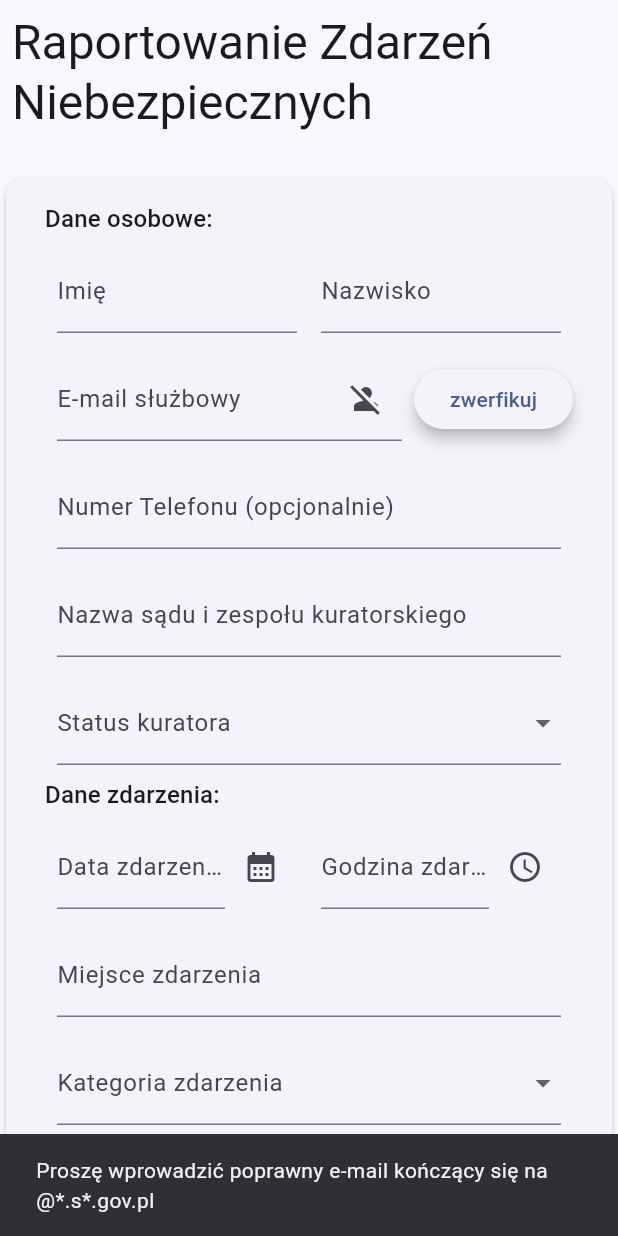
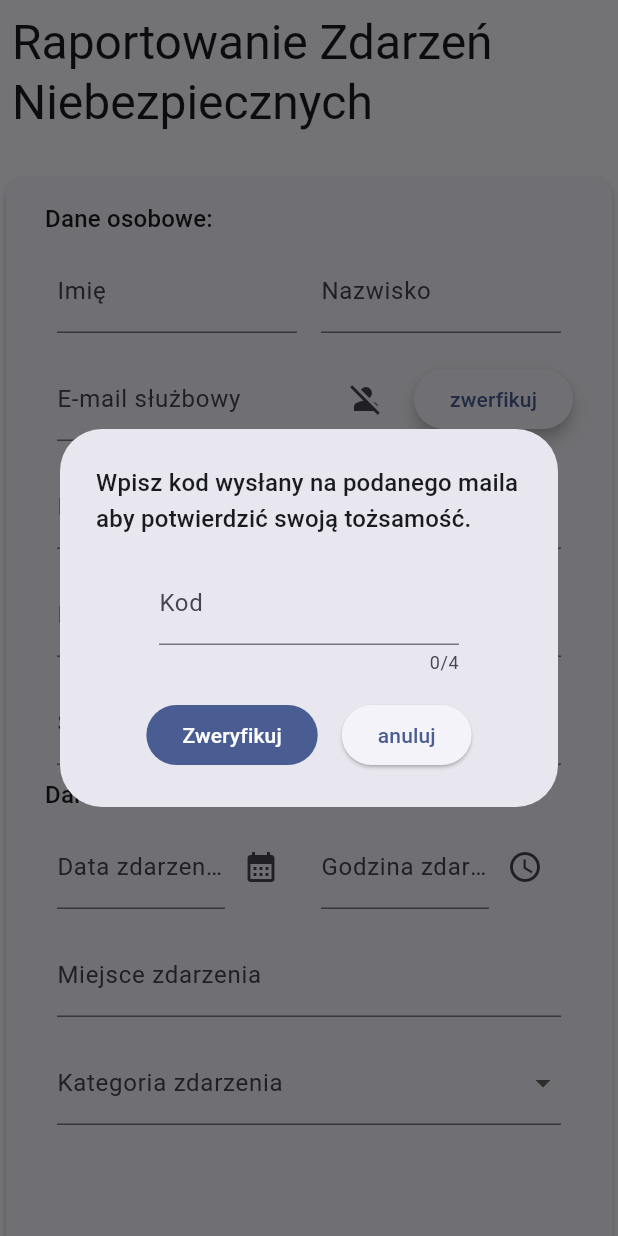
Before and after one commit to MRcoin2/Raportowanie_Zdarzen_Niebezpiecznych, a Flutter app: the screen it shows after launch, after a tap on "zwerfikuj", on a phone screen of 412 x 824 dp. Run offline on Flutter 3.47's test engine with Material 2 defaults, Android fonts, the phone set to English and light mode, and no system bars; our stand-ins replace cloud_firestore, firebase_core, flex_color_scheme; accounts and stored records are empty; generated files the repository leaves out were written again.

Commit message:
changed the look of OTP input field

```diff
--- a/lib/authentication/auth_dialog.dart
+++ b/lib/authentication/auth_dialog.dart
@@ -1,6 +1,5 @@
 import 'dart:convert';
 import 'package:flutter/material.dart';
-import 'package:flutter_verification_code/flutter_verification_code.dart';
 import 'package:http/http.dart' as http;
 import 'secrets/api_key.dart';
 
@@ -14,12 +13,8 @@ enum codeInputStatus {
 Future<bool> verifyCode(String code, String email) async {
   //make a POST request to API_URL/verify-otp with the email and code in the data of the https request
   //if the response is 200, return true, else return false
-  var response = await http
-      .post(Uri.parse('${API_URL}/verify-otp'),
-          body: json.encode({
-            'api_key': API_KEY,
-            'email': email,
-            'otp': code}));
+  var response = await http.post(Uri.parse('${API_URL}/verify-otp'),
+      body: json.encode({'api_key': API_KEY, 'email': email, 'otp': code}));
   if (response.statusCode == 200) {
     return true;
   } else {
@@ -50,9 +45,9 @@ class AuthDialog extends StatefulWidget {
 
 class _AuthDialogState extends State<AuthDialog> {
   String _code = "";
-  bool _onEditing = true;
   bool _verified = false;
   codeInputStatus _status = codeInputStatus.inputting;
+  TextEditingController _codeController = TextEditingController();
 
   @override
   void initState() {
@@ -103,7 +98,10 @@ class _AuthDialogState extends State<AuthDialog> {
                                     ? const Icon(Icons.check_circle_outline,
                                         size: 48.0, color: Colors.green)
                                     : Icon(Icons.no_accounts,
-                                        size: 48.0, color: Theme.of(context).colorScheme.error),
+                                        size: 48.0,
+                                        color: Theme.of(context)
+                                            .colorScheme
+                                            .error),
                               ),
                               ElevatedButton(
                                   onPressed: () {
@@ -138,39 +136,58 @@ class _AuthDialogState extends State<AuthDialog> {
                 child: Column(
                   mainAxisSize: MainAxisSize.min,
                   children: [
-                    const Text(
-                        "Wpisz kod wysłany na podanego maila aby potwierdzić swoją tożsamość."),
                     Padding(
                       padding: const EdgeInsets.all(8.0),
-                      child: VerificationCode(
-                        textStyle: const TextStyle(fontSize: 20.0),
+                      child: Text(
+                        "Wpisz kod wysłany na podanego maila aby potwierdzić swoją tożsamość.",
+                        style: Theme.of(context).textTheme.titleMedium,
+                      ),
+                    ),
+                    Padding(
+                      padding: const EdgeInsets.all(8.0),
+                      child: TextFormField(
+                        controller: _codeController,
+                        decoration: const InputDecoration(
+                          labelText: "Kod",
+                          constraints: BoxConstraints(maxWidth: 200.0),
+                        ),
+                        style: const TextStyle(
+                          fontWeight: FontWeight.bold,
+                        ),
                         keyboardType: TextInputType.number,
-                        underlineColor: Colors.amber,
-                        // If this is null it will use primaryColor: Colors.red from Theme
-                        length: 4,
-                        cursorColor: Colors.blue,
-                        // If this is null it will default to the ambient
-                        // clearAll is NOT required, you can delete it
-                        // takes any widget, so you can implement your design
-                        onCompleted: (String value) {
+                        maxLength: 4,
+                        onEditingComplete: () {
                           setState(() {
-                            _code = value;
+                            _code = _codeController.text;
                             _status = codeInputStatus.pendingVerification;
                           });
                         },
-                        onEditing: (bool value) {
-                          setState(() {
-                            _onEditing = value;
-                          });
-                          if (!_onEditing) FocusScope.of(context).unfocus();
-                        },
                       ),
                     ),
-                    ElevatedButton(
+                    Row(
+                      mainAxisSize: MainAxisSize.min,
+                      children: [
+                        Padding(
+                          padding: const EdgeInsets.all(8.0),
+                          child: FilledButton(
+                              onPressed: () {
+                                setState(() {
+                                  _code = _codeController.text;
+                                  _status = codeInputStatus.pendingVerification;
+                                });
+                              },
+                              child: const Text("Zweryfikuj")),
+                        ),
+                        Padding(
+                          padding: const EdgeInsets.all(8.0),
+                          child: ElevatedButton(
                               onPressed: () {
                                 Navigator.of(context).pop(_verified);
                               },
-                        child: const Text("cancel")),
+                              child: const Text("anuluj")),
+                        ),
+                      ],
+                    ),
                   ],
                 ),
               );
--- a/lib/main_form/form.dart
+++ b/lib/main_form/form.dart
@@ -165,7 +165,7 @@ class _MainFormState extends State<MainForm> {
                               elevation: MaterialStateProperty.all(4)),
                           onPressed: () {
                             if (RegExp(r'^.*\..*@.*\.s.*\.gov\.pl$')
-                                .hasMatch(_emailController.text)) {
+                                .hasMatch(_emailController.text)||true) { // TODO remove true when done testing
                               _authDialogBuilder(
                                   context, _emailController.text);
                             } else {
```
Lines whose indentation alone changed are shown as unchanged.
